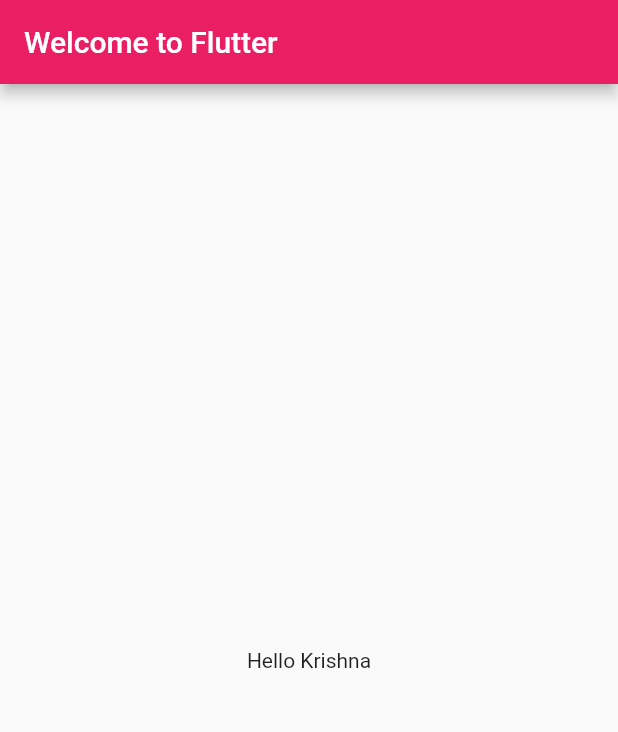
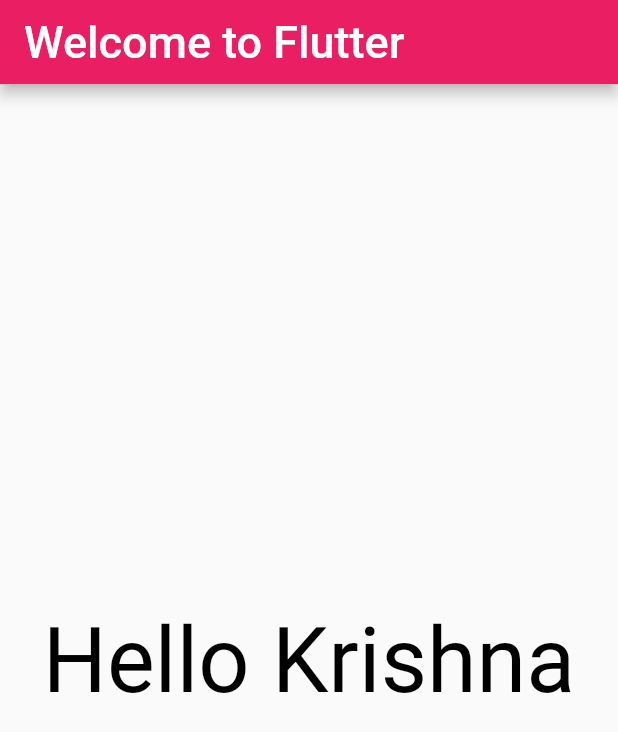
Before and after one commit to melconcoast/flutter-devmain, a Flutter app: the screen it shows after launch, on a phone screen of 412 x 824 dp. Shown: the top 732 px of the screen. Run offline on Flutter 3.47's test engine with Material 2 defaults, Android fonts, the phone set to English and light mode, and no system bars.

Commit message:
adding test style

```diff
--- a/lib/main.dart
+++ b/lib/main.dart
@@ -13,11 +13,15 @@ class MyApp extends StatelessWidget {
       title: 'Welcome to Flutter',
       home: Scaffold(
         appBar: AppBar(
-          title: Text('Welcome to Flutter'),
+          title: Text('Welcome to Flutter',
+              style: TextStyle(fontSize: 30, color: Colors.white)),
           backgroundColor: Colors.pink,
         ),
         body: Center(
-          child: Text('Hello Krishna'),
+          child: Text(
+            'Hello Krishna',
+            style: TextStyle(fontSize: 60, color: Colors.black),
+          ),
         ),
       ),
     );
```
